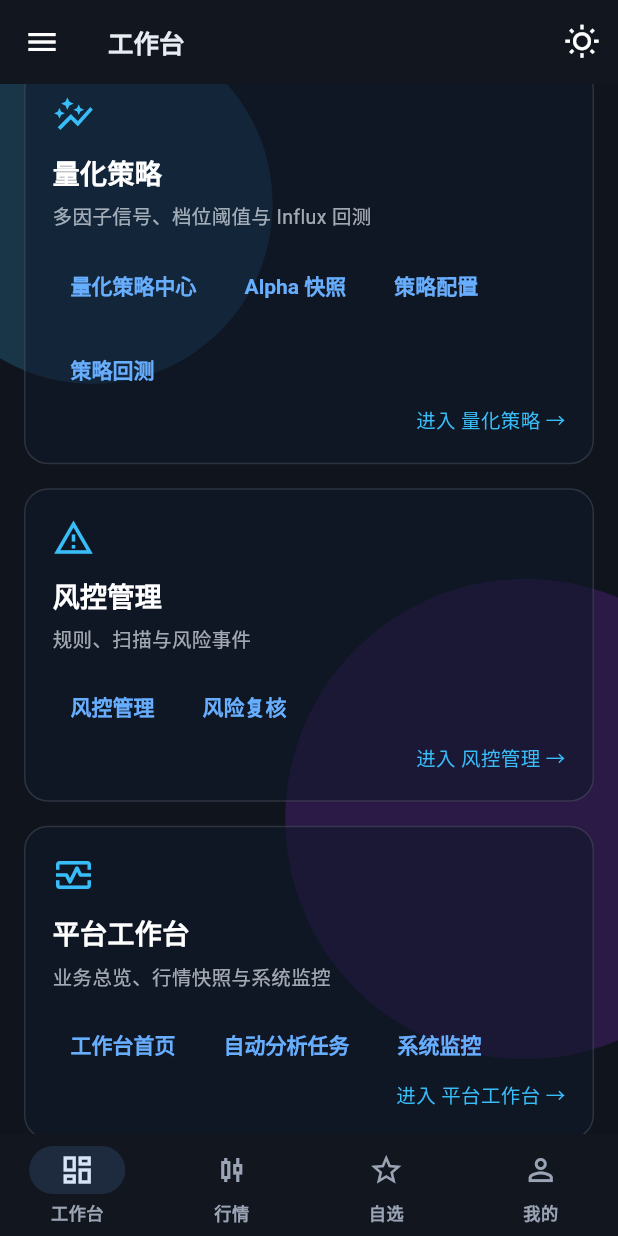
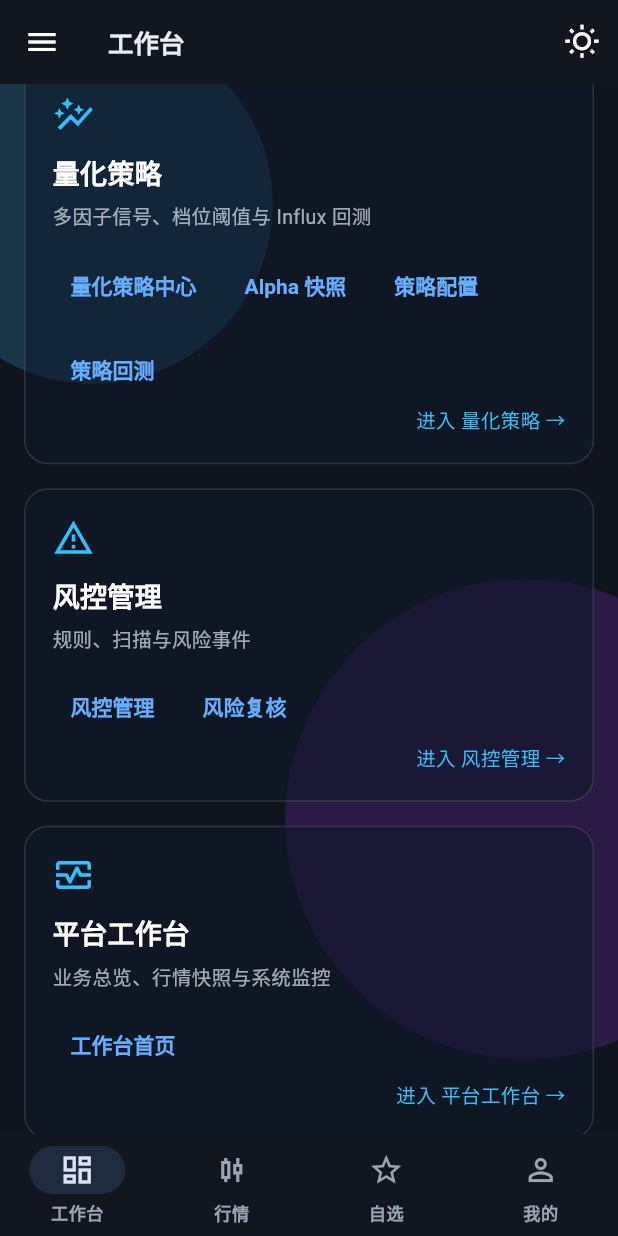
Before and after one commit to lusd2904/smart-finance-platform, a Flutter app: the AdminShell screen opened directly, scrolled down 1152 dp, on a phone screen of 412 x 824 dp. Run offline on Flutter 3.47's test engine with Material 3 defaults, Android fonts, the phone set to English and light mode, and no system bars; our stand-ins replace dio, flutter_riverpod, flutter_secure_storage, go_router, package_info_plus, shared_preferences; accounts and stored records are empty; network calls fail; project files that could hold a hidden picture were left out.

Commit message:
fix(flutter): show menus by lustone permissions, hide system settings
biz_operator has market/sentiment/trade/quant/AI only. Portal shortcuts
and cards now follow getRouters; /system /monitor /tool /analysis stay
hidden unless the account actually has them. Direct navigation to those
paths shows 无权访问.

```diff
--- a/flutter_client/lib/core/menu/router_models.dart
+++ b/flutter_client/lib/core/menu/router_models.dart
@@ -86,6 +86,42 @@ String joinRoute(String parent, String child) {
   final base = parent.endsWith('/') ? parent.substring(0, parent.length - 1) : parent;
   if (child.isEmpty) return base.startsWith('/') ? base : '/$base';
   return '$base/$child'.replaceAll('//', '/');
+}
+
+/// 系统管理 / 监控 / 代码生成 / 自动分析任务：仅当 getRouters 明确下发才展示。
+const restrictedMenuPrefixes = <String>[
+  '/system',
+  '/monitor',
+  '/tool',
+  '/analysis',
+];
+
+Set<String> visibleMenuPaths(List<RouterNode> nodes) => {
+      for (final leaf in flattenLeaves(nodes)) leaf.path,
+    };
+
+bool menuAllows(Set<String> allowed, String rawPath) {
+  final path = rawPath.split('?').first;
+  if (path.isEmpty || path == '/portal' || path == '/user/profile' || path == '/gateway') {
+    return true;
+  }
+  if (allowed.contains(path)) return true;
+
+  bool under(String prefix) => path == prefix || path.startsWith('$prefix/');
+
+  for (final prefix in restrictedMenuPrefixes) {
+    if (under(prefix)) {
+      return allowed.any((a) => a == prefix || a.startsWith('$prefix/'));
+    }
+  }
+
+  // 菜单尚未返回时，不误拦业务页；系统类已在上面拦截。
+  if (allowed.isEmpty) return true;
+
+  final segs = path.split('/').where((s) => s.isNotEmpty).toList();
+  if (segs.isEmpty) return false;
+  final module = '/${segs.first}';
+  return allowed.any((a) => a == module || a.startsWith('$module/'));
 }
 
 List<MenuLeaf> flattenLeaves(List<RouterNode> nodes, {String parent = ''}) {
--- a/flutter_client/lib/features/shell/admin_shell.dart
+++ b/flutter_client/lib/features/shell/admin_shell.dart
@@ -84,9 +84,10 @@ class _AdminShellState extends ConsumerState<AdminShell> {
   }
 
   Widget _pageOf(TagTab tab) {
+    final allowed = visibleMenuPaths(ref.read(routersProvider).asData?.value ?? const []);
     return _cache.putIfAbsent(
       tab.key,
-      () => buildNativePage(tab.path, tab.query, _open),
+      () => buildNativePage(tab.path, tab.query, _open, allowed: allowed),
     );
   }
 
@@ -366,10 +367,11 @@ class _Sidebar extends StatelessWidget {
                     children: [
                       _leaf(
                         icon: Icons.grid_view_outlined,
-                        title: '子系统门户',
+                        title: '工作台',
                         path: '/portal',
                         selected: currentPath == '/portal',
                       ),
+                      if (menuAllows(visibleMenuPaths(routers), '/index'))
                         _leaf(
                           icon: Icons.dashboard_outlined,
                           title: '工作台首页',
--- a/flutter_client/lib/features/shell/page_registry.dart
+++ b/flutter_client/lib/features/shell/page_registry.dart
@@ -1,5 +1,6 @@
 import 'package:flutter/material.dart';
 
+import '../../core/menu/router_models.dart';
 import '../../shared/widgets/ruoyi_ui.dart';
 import '../web/admin_pages.dart';
 import '../web/intel_pages.dart';
@@ -11,7 +12,15 @@ import '../web/trade_pages.dart';
 import '../web/trade_terminal_page.dart';
 
 /// 网页端每一个路由都对应一个原生 Flutter 页面，不嵌 HTML / WebView。
-Widget buildNativePage(String path, Map<String, String> query, OpenRoute open) {
+Widget buildNativePage(
+  String path,
+  Map<String, String> query,
+  OpenRoute open, {
+  Set<String> allowed = const {},
+}) {
+  if (!menuAllows(allowed, path)) {
+    return const AccessDeniedPage();
+  }
   switch (path) {
     case '/index':
     case '/dashboard':
--- a/flutter_client/lib/features/web/admin_pages.dart
+++ b/flutter_client/lib/features/web/admin_pages.dart
@@ -470,6 +470,20 @@ class ProfilePage extends ConsumerWidget {
   }
 }
 
+class AccessDeniedPage extends StatelessWidget {
+  const AccessDeniedPage({super.key});
+
+  @override
+  Widget build(BuildContext context) {
+    return const AppPage(
+      child: ElCard(
+        header: Text('无权访问'),
+        child: Text('当前账号没有该页面权限。'),
+      ),
+    );
+  }
+}
+
 class UnknownRoutePage extends StatelessWidget {
   const UnknownRoutePage(this.path, {super.key});
   final String path;
--- a/flutter_client/lib/features/web/portal_dashboard.dart
+++ b/flutter_client/lib/features/web/portal_dashboard.dart
@@ -3,10 +3,12 @@ import 'package:flutter_riverpod/flutter_riverpod.dart';
 
 import '../../core/api/api_client.dart';
 import '../../core/api/ruoyi_client.dart';
+import '../../core/menu/menu_api.dart';
+import '../../core/menu/router_models.dart';
 import '../../core/theme/ruoyi_tokens.dart';
 import '../../shared/widgets/ruoyi_ui.dart';
 
-class PortalPage extends StatelessWidget {
+class PortalPage extends ConsumerWidget {
   const PortalPage({super.key, this.open});
   final OpenRoute? open;
 
@@ -83,9 +85,11 @@ class PortalPage extends StatelessWidget {
   ];
 
   @override
-  Widget build(BuildContext context) {
+  Widget build(BuildContext context, WidgetRef ref) {
     final dark = Theme.of(context).brightness == Brightness.dark;
     final w = MediaQuery.sizeOf(context).width;
+    final allowed = visibleMenuPaths(ref.watch(routersProvider).asData?.value ?? const []);
+    bool can(String path) => menuAllows(allowed, path);
     final pad = w < 600 ? 16.0 : 32.0;
     final cardW = w < 720 ? w - pad * 2 : 360.0;
     return ColoredBox(
@@ -139,15 +143,19 @@ class PortalPage extends StatelessWidget {
                 crossAxisSpacing: 8,
                 childAspectRatio: 0.86,
                 children: [
-                  _Shortcut('行情', Icons.candlestick_chart_outlined, () => open?.call('/market/heat', title: '行情')),
-                  _Shortcut('全部', Icons.list_alt, () => open?.call('/market/stocks', title: '全部股票')),
-                  _Shortcut('选股', Icons.auto_awesome, () => open?.call('/market/recommendations', title: '智能选股')),
-                  _Shortcut('自选', Icons.star_outline, () => open?.call('/market/watchlist', title: '自选')),
-                  _Shortcut('舆情', Icons.analytics_outlined, () => open?.call('/sentiment/dashboard', title: '舆情')),
-                  _Shortcut('量化', Icons.auto_graph, () => open?.call('/quant/strategy', title: '量化')),
-                  _Shortcut('交易', Icons.payments_outlined, () => open?.call('/trade/terminal', title: '交易')),
-                  _Shortcut('AI', Icons.psychology_outlined, () => open?.call('/market/ai-workbench', title: 'AI 研判')),
-                  _Shortcut('通知', Icons.notifications_outlined, () => open?.call('/trade/notifications', title: '通知中心')),
+                  for (final s in [
+                    ('行情', Icons.candlestick_chart_outlined, '/market/heat', '行情'),
+                    ('全部', Icons.list_alt, '/market/stocks', '全部股票'),
+                    ('选股', Icons.auto_awesome, '/market/recommendations', '智能选股'),
+                    ('自选', Icons.star_outline, '/market/watchlist', '自选'),
+                    ('舆情', Icons.analytics_outlined, '/sentiment/dashboard', '舆情'),
+                    ('量化', Icons.auto_graph, '/quant/strategy', '量化'),
+                    ('交易', Icons.payments_outlined, '/trade/terminal', '交易'),
+                    ('AI', Icons.psychology_outlined, '/market/ai-workbench', 'AI 研判'),
+                    ('通知', Icons.notifications_outlined, '/trade/notifications', '通知中心'),
+                  ])
+                    if (can(s.$3))
+                      _Shortcut(s.$1, s.$2, () => open?.call(s.$3, title: s.$4)),
                 ],
               ),
               const SizedBox(height: 16),
@@ -157,13 +165,14 @@ class PortalPage extends StatelessWidget {
               runSpacing: 16,
               children: [
                 for (final g in _groups)
+                  if (can(g.$3) || g.$5.any((l) => can(l.$2)))
                     SizedBox(
                       width: cardW,
                       child: _ModuleCard(
                         title: g.$1,
                         desc: g.$2,
                         icon: g.$4,
-                      links: g.$5,
+                        links: [for (final l in g.$5) if (can(l.$2)) l],
                         onEnter: () => open?.call(g.$3, title: g.$1),
                         onLink: (p, t) => open?.call(p, title: t),
                       ),
```
Also changed, not shown: 4 other files. Lines whose indentation alone changed are shown as unchanged.
